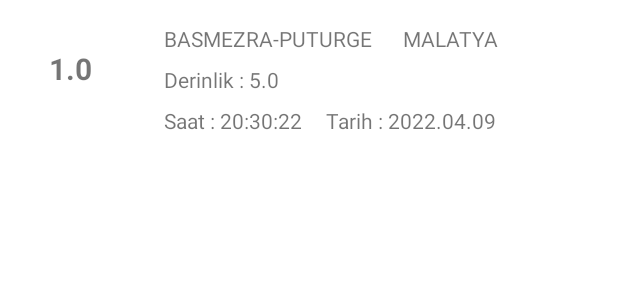
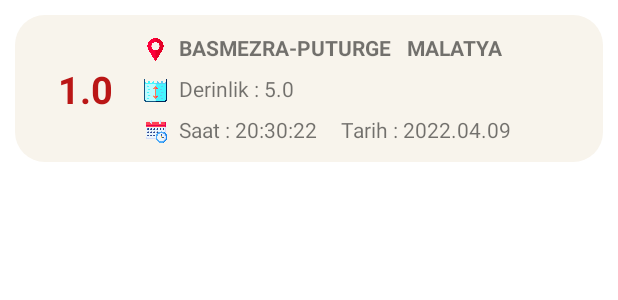
Before and after one commit to nisaefendioglu/Recent-Earthquakes, an Android app: the layout rec_item.xml on its own in the app's theme, with its tools: preview values and no code run, on a phone screen of 412 x 824 dp. Shown: the top 300 px of the screen. Run offline under Robolectric (Android 15) with nearby library versions, the phone set to English and light mode, and no system bars.

Commit message:
edited recycler item design

```diff
--- /dev/null
+++ b/app/src/main/res/drawable/shape.xml
@@ -0,0 +1,12 @@
+<?xml version="1.0" encoding="utf-8"?>
+<shape xmlns:android="http://schemas.android.com/apk/res/android"
+    android:shape="rectangle"
+    android:padding="10dp">
+
+    <solid android:color="#F8F4EC" />
+    <corners
+        android:bottomRightRadius="20dp"
+        android:bottomLeftRadius="20dp"
+        android:topLeftRadius="20dp"
+        android:topRightRadius="20dp" />
+</shape>
--- a/app/src/main/res/layout/rec_item.xml
+++ b/app/src/main/res/layout/rec_item.xml
@@ -3,18 +3,21 @@
     xmlns:app="http://schemas.android.com/apk/res-auto"
     xmlns:tools="http://schemas.android.com/tools"
     android:layout_width="match_parent"
-    android:layout_height="match_parent">
+    android:layout_margin="10dp"
+    android:layout_height="wrap_content"
+    android:background="@drawable/shape">
 
     <TextView
         android:id="@+id/textView"
         android:layout_width="61dp"
-        android:layout_height="59dp"
+        android:layout_height="60dp"
         android:layout_marginStart="16dp"
-        android:layout_marginTop="16dp"
         android:gravity="center"
         android:text="1.0"
-        android:textSize="20dp"
+        android:textColor="#BA1616"
+        android:textSize="25dp"
         android:textStyle="bold"
+        app:layout_constraintBottom_toBottomOf="parent"
         app:layout_constraintStart_toStartOf="parent"
         app:layout_constraintTop_toTopOf="parent" />
 
@@ -23,8 +26,9 @@
         android:layout_width="wrap_content"
         android:layout_height="wrap_content"
         android:layout_marginStart="32dp"
-        android:layout_marginTop="16dp"
+        android:layout_marginTop="12dp"
         android:text="BASMEZRA-PUTURGE"
+        android:textStyle="bold"
         app:layout_constraintStart_toEndOf="@+id/textView"
         app:layout_constraintTop_toTopOf="parent" />
 
@@ -32,11 +36,12 @@
         android:id="@+id/textView3"
         android:layout_width="wrap_content"
         android:layout_height="wrap_content"
-        android:layout_marginTop="16dp"
+        android:layout_marginTop="12dp"
         android:layout_marginEnd="56dp"
         android:text="MALATYA"
+        android:textStyle="bold"
         app:layout_constraintEnd_toEndOf="parent"
-        app:layout_constraintHorizontal_bias="0.466"
+        app:layout_constraintHorizontal_bias="0.473"
         app:layout_constraintStart_toEndOf="@+id/textView2"
         app:layout_constraintTop_toTopOf="parent" />
 
@@ -74,4 +79,44 @@
         app:layout_constraintHorizontal_bias="0.0"
         app:layout_constraintStart_toEndOf="@+id/textView6"
         app:layout_constraintTop_toBottomOf="@+id/textView4" />
+
+    <TextView
+        android:id="@+id/textView5"
+        android:layout_width="56dp"
+        android:layout_height="12dp"
+        app:layout_constraintTop_toBottomOf="@+id/textView7"
+        tools:layout_editor_absoluteX="167dp" />
+
+    <ImageView
+        android:id="@+id/imageView"
+        android:layout_width="15dp"
+        android:layout_height="15dp"
+        android:layout_marginTop="15dp"
+        app:layout_constraintEnd_toStartOf="@+id/textView2"
+        app:layout_constraintHorizontal_bias="0.529"
+        app:layout_constraintStart_toEndOf="@+id/textView"
+        app:layout_constraintTop_toTopOf="parent"
+        app:srcCompat="@drawable/placeholder" />
+
+    <ImageView
+        android:id="@+id/imageView2"
+        android:layout_width="15dp"
+        android:layout_height="15dp"
+        android:layout_marginTop="27dp"
+        app:layout_constraintEnd_toStartOf="@+id/textView4"
+        app:layout_constraintStart_toEndOf="@+id/textView"
+        app:layout_constraintTop_toTopOf="@+id/imageView"
+        app:srcCompat="@drawable/pool" />
+
+    <ImageView
+        android:id="@+id/imageView3"
+        android:layout_width="15dp"
+        android:layout_height="15dp"
+        android:layout_marginStart="9dp"
+        android:layout_marginTop="12dp"
+        app:layout_constraintEnd_toStartOf="@+id/textView6"
+        app:layout_constraintHorizontal_bias="0.0"
+        app:layout_constraintStart_toEndOf="@+id/textView"
+        app:layout_constraintTop_toBottomOf="@+id/imageView2"
+        app:srcCompat="@drawable/schedule" />
 </androidx.constraintlayout.widget.ConstraintLayout>
--- a/app/src/main/res/values-night/themes.xml
+++ b/app/src/main/res/values-night/themes.xml
@@ -1,6 +1,6 @@
 <resources xmlns:tools="http://schemas.android.com/tools">
     <!-- Base application theme. -->
-    <style name="Theme.RecentEarthquakes" parent="Theme.MaterialComponents.DayNight.DarkActionBar">
+    <style name="Theme.RecentEarthquakes" parent="Theme.MaterialComponents.DayNight.NoActionBar">
         <!-- Primary brand color. -->
         <item name="colorPrimary">@color/purple_200</item>
         <item name="colorPrimaryVariant">@color/purple_700</item>
@@ -10,7 +10,7 @@
         <item name="colorSecondaryVariant">@color/teal_200</item>
         <item name="colorOnSecondary">@color/black</item>
         <!-- Status bar color. -->
-        <item name="android:statusBarColor" tools:targetApi="l">?attr/colorPrimaryVariant</item>
+        <item name="android:statusBarColor" tools:targetApi="l">#F8F4EC</item>
         <!-- Customize your theme here. -->
     </style>
 </resources>
--- a/app/src/main/res/values/themes.xml
+++ b/app/src/main/res/values/themes.xml
@@ -1,6 +1,6 @@
 <resources xmlns:tools="http://schemas.android.com/tools">
     <!-- Base application theme. -->
-    <style name="Theme.RecentEarthquakes" parent="Theme.MaterialComponents.DayNight.DarkActionBar">
+    <style name="Theme.RecentEarthquakes" parent="Theme.MaterialComponents.DayNight.NoActionBar">
         <!-- Primary brand color. -->
         <item name="colorPrimary">@color/purple_500</item>
         <item name="colorPrimaryVariant">@color/purple_700</item>
@@ -10,7 +10,7 @@
         <item name="colorSecondaryVariant">@color/teal_700</item>
         <item name="colorOnSecondary">@color/black</item>
         <!-- Status bar color. -->
-        <item name="android:statusBarColor" tools:targetApi="l">?attr/colorPrimaryVariant</item>
+        <item name="android:statusBarColor" tools:targetApi="l">#F8F4EC</item>
         <!-- Customize your theme here. -->
     </style>
 </resources>
```
Also changed, not shown: app/src/main/res/drawable-v24/placeholder.png (added), app/src/main/res/drawable-v24/pool.png (added), app/src/main/res/drawable-v24/schedule.png (added).
